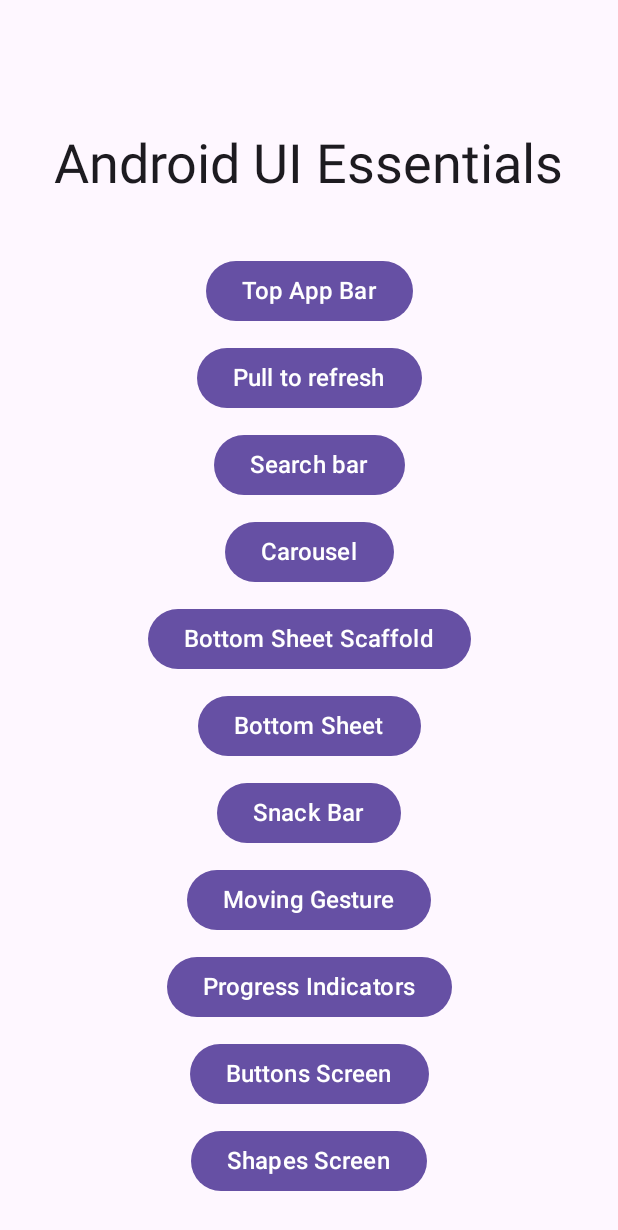
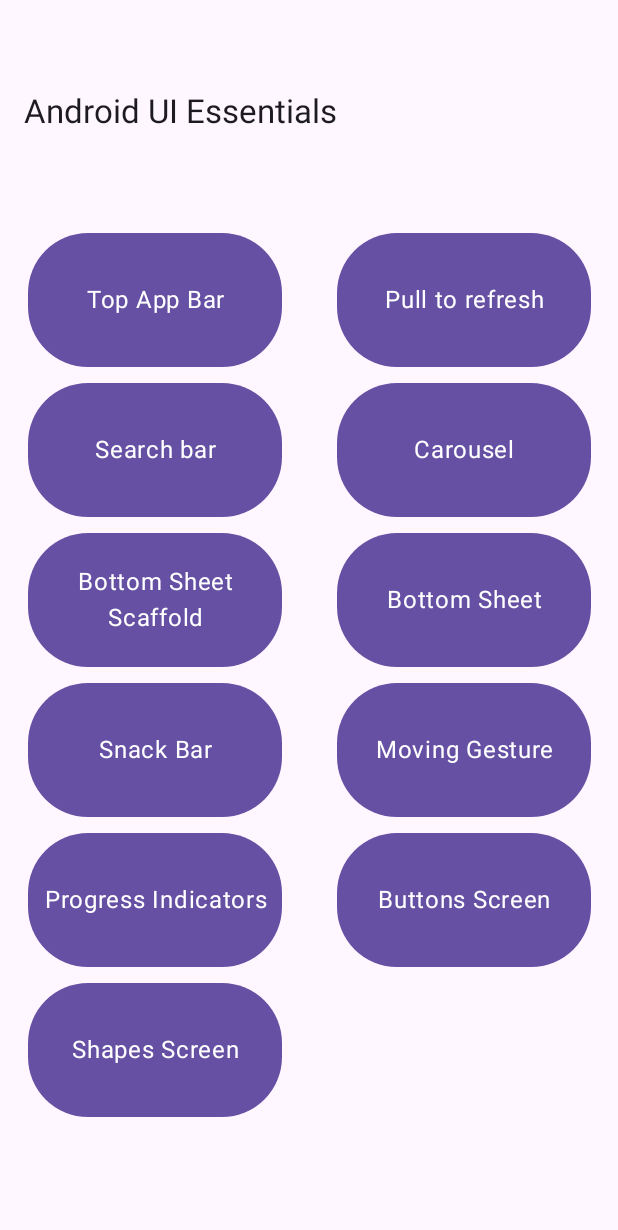
Before and after one commit to aubynsamuel/AndroidEssentials, an Android app built with Jetpack Compose: the screen it shows after launch (MainActivity), on a phone screen of 412 x 824 dp. Shown: the top 1230 px of the screen. Run offline under Robolectric (Android 15) with nearby library versions, the phone set to English and light mode, and no system bars; our stand-ins replace Material 3 Expressive styles (plain Material 3 is drawn).

Commit message:
main screen improvements

```diff
--- a/app/src/main/java/com/aubynsamuel/androidEssentials/presentation/screens/MainScreen.kt
+++ b/app/src/main/java/com/aubynsamuel/androidEssentials/presentation/screens/MainScreen.kt
@@ -1,23 +1,27 @@
 package com.aubynsamuel.androidEssentials.presentation.screens
 
-import androidx.compose.foundation.layout.Arrangement
+import androidx.compose.foundation.background
+import androidx.compose.foundation.clickable
+import androidx.compose.foundation.layout.Box
 import androidx.compose.foundation.layout.Column
-import androidx.compose.foundation.layout.PaddingValues
 import androidx.compose.foundation.layout.fillMaxSize
+import androidx.compose.foundation.layout.height
 import androidx.compose.foundation.layout.padding
-import androidx.compose.foundation.lazy.LazyColumn
-import androidx.compose.foundation.lazy.items
-import androidx.compose.material3.Button
+import androidx.compose.foundation.layout.width
+import androidx.compose.foundation.lazy.grid.GridCells
+import androidx.compose.foundation.lazy.grid.LazyVerticalGrid
+import androidx.compose.foundation.lazy.grid.itemsIndexed
+import androidx.compose.foundation.shape.RoundedCornerShape
 import androidx.compose.material3.ExperimentalMaterial3Api
 import androidx.compose.material3.ExperimentalMaterial3ExpressiveApi
-import androidx.compose.material3.LargeFlexibleTopAppBar
+import androidx.compose.material3.MaterialTheme
 import androidx.compose.material3.Scaffold
 import androidx.compose.material3.Text
-import androidx.compose.material3.TopAppBarDefaults
+import androidx.compose.material3.TopAppBar
 import androidx.compose.runtime.Composable
 import androidx.compose.ui.Alignment
 import androidx.compose.ui.Modifier
-import androidx.compose.ui.input.nestedscroll.nestedScroll
+import androidx.compose.ui.text.style.TextAlign
 import androidx.compose.ui.unit.dp
 import androidx.compose.ui.unit.sp
 import androidx.navigation.NavHostController
@@ -26,40 +30,45 @@ import com.aubynsamuel.androidEssentials.presentation.navigation.navList
 @OptIn(ExperimentalMaterial3Api::class, ExperimentalMaterial3ExpressiveApi::class)
 @Composable
 fun MainScreen(navController: NavHostController) {
-    val scrollBehavior = TopAppBarDefaults.exitUntilCollapsedScrollBehavior()
     Scaffold(
         topBar = {
-            LargeFlexibleTopAppBar(
+            TopAppBar(
                 title = { Text("Android UI Essentials") },
-                scrollBehavior = scrollBehavior,
-                titleHorizontalAlignment = Alignment.CenterHorizontally,
                 expandedHeight = 150.dp
             )
-        }, modifier = Modifier.nestedScroll(scrollBehavior.nestedScrollConnection)
+        }
     ) { inner ->
-        Column(
+        LazyVerticalGrid(
+            columns = GridCells.Fixed(2),
             modifier = Modifier
+                .fillMaxSize()
                 .padding(inner)
-                .padding(10.dp)
-                .fillMaxSize(),
-            verticalArrangement = Arrangement.Center,
-            horizontalAlignment = Alignment.CenterHorizontally
+
         ) {
-            LazyColumn(
-                modifier = Modifier
-                    .fillMaxSize(),
-                contentPadding = PaddingValues(10.dp),
-                horizontalAlignment = Alignment.CenterHorizontally,
-                verticalArrangement = Arrangement.spacedBy(10.dp)
-            ) {
-                items(navList) { navItem ->
-
-                    Button(onClick = {
-                        navController.navigate(
-                            navItem.route
+            itemsIndexed(navList) { index, navItem ->
+                Column(horizontalAlignment = Alignment.CenterHorizontally) {
+                    Box(
+                        contentAlignment = Alignment.Center,
+                        modifier = Modifier
+                            .clickable {
+                                navController.navigate(
+                                    navItem.route
+                                )
+                            }
+                            .width(180.dp)
+                            .height(100.dp)
+                            .padding(5.dp)
+                            .background(
+                                MaterialTheme.colorScheme.primary,
+                                shape = RoundedCornerShape(40.dp)
+                            )
+                    ) {
+                        Text(
+                            text = navItem.name,
+                            fontSize = 16.sp,
+                            textAlign = TextAlign.Center,
+                            color = MaterialTheme.colorScheme.onPrimary
                         )
-                    }) {
-                        Text(text = navItem.name, fontSize = 16.sp)
                     }
                 }
             }
```
